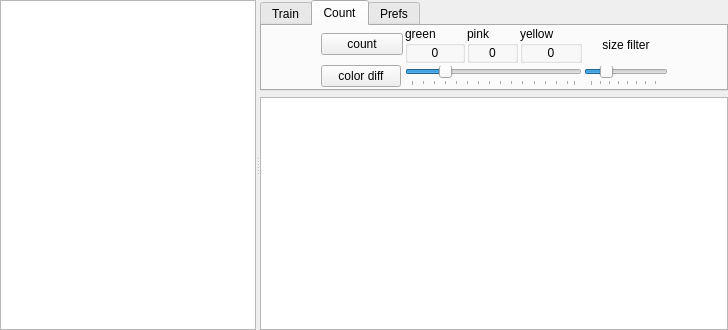
Old version of the form VoteCounter/VoteCounter.ui in the repository v2lab/vote-counter.
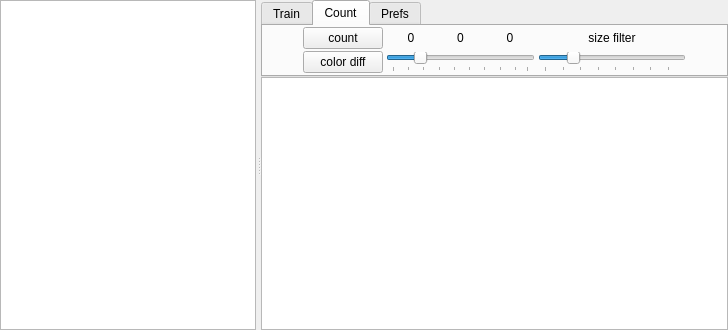
New version of the form. The open tabs and pages were chosen to show the change.

```diff
--- a/VoteCounter/VoteCounter.ui
+++ b/VoteCounter/VoteCounter.ui
@@ -25,6 +25,9 @@
      <property name="orientation">
       <enum>Qt::Horizontal</enum>
      </property>
+     <property name="handleWidth">
+      <number>5</number>
+     </property>
      <widget class="QListView" name="snapsList">
       <property name="sizePolicy">
        <sizepolicy hsizetype="MinimumExpanding" vsizetype="Expanding">
@@ -50,6 +53,9 @@
        </sizepolicy>
       </property>
       <layout class="QVBoxLayout" name="verticalLayout">
+       <property name="spacing">
+        <number>0</number>
+       </property>
        <property name="margin">
         <number>0</number>
        </property>
@@ -197,13 +203,16 @@
            <string>Count</string>
           </attribute>
           <layout class="QGridLayout" name="gridLayout_5">
+           <property name="horizontalSpacing">
+            <number>3</number>
+           </property>
+           <property name="verticalSpacing">
+            <number>1</number>
+           </property>
            <property name="margin">
             <number>0</number>
            </property>
-           <property name="spacing">
-            <number>2</number>
-           </property>
-           <item row="0" column="1" colspan="2">
+           <item row="0" column="1">
             <widget class="QPushButton" name="count">
              <property name="text">
               <string>count</string>
@@ -219,33 +228,11 @@
              </property>
             </widget>
            </item>
-           <item row="0" column="3">
-            <widget class="QGroupBox" name="groupBox">
-             <property name="title">
-              <string>green</string>
-             </property>
-             <layout class="QVBoxLayout" name="verticalLayout_2">
-              <property name="margin">
-               <number>0</number>
-              </property>
-              <item>
-               <widget class="QLabel" name="greenCount">
-                <property name="text">
-                 <string>0</string>
-                </property>
-                <property name="alignment">
-                 <set>Qt::AlignCenter</set>
-                </property>
-               </widget>
-              </item>
-             </layout>
-            </widget>
-           </item>
-           <item row="1" column="3" colspan="3">
+           <item row="1" column="3">
             <widget class="QSlider" name="colorDiffThreshold">
              <property name="sizePolicy">
-              <sizepolicy hsizetype="Expanding" vsizetype="Fixed">
-               <horstretch>0</horstretch>
+              <sizepolicy hsizetype="MinimumExpanding" vsizetype="Fixed">
+               <horstretch>1</horstretch>
                <verstretch>0</verstretch>
               </sizepolicy>
              </property>
@@ -265,54 +252,10 @@
               <enum>QSlider::TicksBelow</enum>
              </property>
              <property name="tickInterval">
-              <number>3</number>
+              <number>5</number>
              </property>
             </widget>
            </item>
-           <item row="0" column="4">
-            <widget class="QGroupBox" name="groupBox_2">
-             <property name="title">
-              <string>pink</string>
-             </property>
-             <layout class="QVBoxLayout" name="verticalLayout_3">
-              <property name="margin">
-               <number>0</number>
-              </property>
-              <item>
-               <widget class="QLabel" name="pinkCount">
-                <property name="text">
-                 <string>0</string>
-                </property>
-                <property name="alignment">
-                 <set>Qt::AlignCenter</set>
-                </property>
-               </widget>
-              </item>
-             </layout>
-            </widget>
-           </item>
-           <item row="0" column="5">
-            <widget class="QGroupBox" name="groupBox_3">
-             <property name="title">
-              <string>yellow</string>
-             </property>
-             <layout class="QVBoxLayout" name="verticalLayout_4">
-              <property name="margin">
-               <number>0</number>
-              </property>
-              <item>
-               <widget class="QLabel" name="yellowCount">
-                <property name="text">
-                 <string>0</string>
-                </property>
-                <property name="alignment">
-                 <set>Qt::AlignCenter</set>
-                </property>
-               </widget>
-              </item>
-             </layout>
-            </widget>
-           </item>
            <item row="1" column="1">
             <widget class="QPushButton" name="colorDiffOn">
              <property name="sizePolicy">
@@ -335,30 +278,40 @@
              </property>
             </widget>
            </item>
-           <item row="1" column="6">
-            <widget class="QSlider" name="sizeFilter">
-             <property name="minimum">
-              <number>2</number>
+           <item row="1" column="0">
+            <spacer name="horizontalSpacer_6">
+             <property name="orientation">
+              <enum>Qt::Horizontal</enum>
              </property>
-             <property name="maximum">
-              <number>40</number>
+             <property name="sizeHint" stdset="0">
+              <size>
+               <width>40</width>
+               <height>20</height>
+              </size>
              </property>
-             <property name="value">
-              <number>10</number>
-             </property>
+            </spacer>
+           </item>
+           <item row="1" column="9">
+            <spacer name="horizontalSpacer_5">
              <property name="orientation">
               <enum>Qt::Horizontal</enum>
              </property>
-             <property name="tickPosition">
-              <enum>QSlider::TicksBelow</enum>
+             <property name="sizeHint" stdset="0">
+              <size>
+               <width>40</width>
+               <height>20</height>
+              </size>
              </property>
-             <property name="tickInterval">
-              <number>5</number>
-             </property>
-            </widget>
+            </spacer>
            </item>
-           <item row="0" column="6">
+           <item row="0" column="7">
             <widget class="QLabel" name="label_4">
+             <property name="sizePolicy">
+              <sizepolicy hsizetype="Preferred" vsizetype="Preferred">
+               <horstretch>0</horstretch>
+               <verstretch>0</verstretch>
+              </sizepolicy>
+             </property>
              <property name="text">
               <string>size filter</string>
              </property>
@@ -381,17 +334,97 @@
             </spacer>
            </item>
            <item row="1" column="7">
-            <spacer name="horizontalSpacer_5">
+            <widget class="QSlider" name="sizeFilter">
+             <property name="sizePolicy">
+              <sizepolicy hsizetype="MinimumExpanding" vsizetype="Fixed">
+               <horstretch>1</horstretch>
+               <verstretch>0</verstretch>
+              </sizepolicy>
+             </property>
+             <property name="toolTip">
+              <string>size filter: minimum size of a color blob that is considered a card</string>
+             </property>
+             <property name="minimum">
+              <number>2</number>
+             </property>
+             <property name="maximum">
+              <number>40</number>
+             </property>
+             <property name="value">
+              <number>10</number>
+             </property>
              <property name="orientation">
               <enum>Qt::Horizontal</enum>
              </property>
-             <property name="sizeHint" stdset="0">
-              <size>
-               <width>40</width>
-               <height>20</height>
-              </size>
+             <property name="tickPosition">
+              <enum>QSlider::TicksBelow</enum>
              </property>
-            </spacer>
+             <property name="tickInterval">
+              <number>5</number>
+             </property>
+            </widget>
+           </item>
+           <item row="0" column="3">
+            <widget class="QWidget" name="widget" native="true">
+             <layout class="QHBoxLayout" name="horizontalLayout_2">
+              <property name="spacing">
+               <number>0</number>
+              </property>
+              <property name="margin">
+               <number>0</number>
+              </property>
+              <item>
+               <widget class="QLabel" name="greenCount">
+                <property name="toolTip">
+                 <string>green</string>
+                </property>
+                <property name="styleSheet">
+                 <string notr="true">QLabel {
+background: &quot;#AAFFAA&quot;;
+}</string>
+                </property>
+                <property name="text">
+                 <string>0</string>
+                </property>
+                <property name="alignment">
+                 <set>Qt::AlignCenter</set>
+                </property>
+               </widget>
+              </item>
+              <item>
+               <widget class="QLabel" name="pinkCount">
+                <property name="toolTip">
+                 <string>pink</string>
+                </property>
+                <property name="styleSheet">
+                 <string notr="true">background: &quot;#FF90E0&quot;;</string>
+                </property>
+                <property name="text">
+                 <string>0</string>
+                </property>
+                <property name="alignment">
+                 <set>Qt::AlignCenter</set>
+                </property>
+               </widget>
+              </item>
+              <item>
+               <widget class="QLabel" name="yellowCount">
+                <property name="toolTip">
+                 <string>yellow</string>
+                </property>
+                <property name="styleSheet">
+                 <string notr="true">background: &quot;#FFFFAA&quot;;</string>
+                </property>
+                <property name="text">
+                 <string>0</string>
+                </property>
+                <property name="alignment">
+                 <set>Qt::AlignCenter</set>
+                </property>
+               </widget>
+              </item>
+             </layout>
+            </widget>
            </item>
           </layout>
          </widget>
```
Left out of the diff: 52 changed lines with no effect on the pictures.
